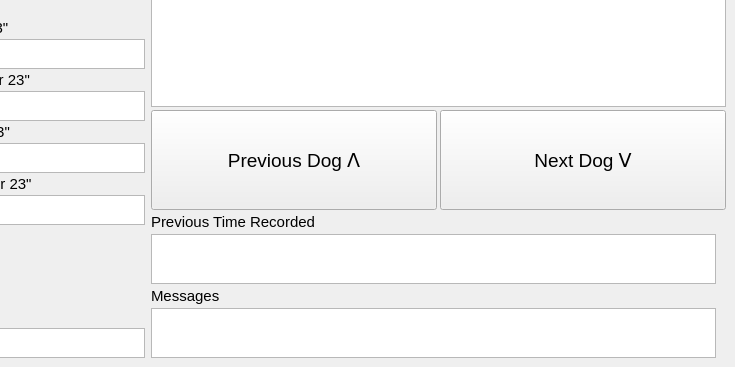
The window that frontend.ui (davavanstone/DogTiming) describes before a commit, drawn with Qt 5; both pictures show x 440 to 1175 and y 621 to 988 of the 1175 by 988 pixel window.
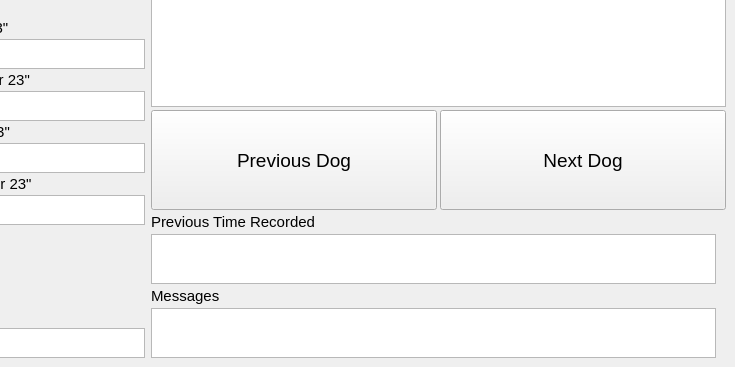
The same window after the commit. Icons and pictures are not drawn.

Commit message: Added arrow icons

```diff
--- a/frontend.ui
+++ b/frontend.ui
@@ -1281,7 +1281,11 @@
            </font>
           </property>
           <property name="text">
-           <string>Previous Dog ⴷ</string>
+           <string>Previous Dog</string>
+          </property>
+          <property name="icon">
+           <iconset>
+            <normaloff>icons8-Expand Arrow Filled-50.png</normaloff>icons8-Expand Arrow Filled-50.png</iconset>
           </property>
           <property name="iconSize">
            <size>
@@ -1314,7 +1318,11 @@
            </font>
           </property>
           <property name="text">
-           <string>Next Dog ⴸ</string>
+           <string>Next Dog</string>
+          </property>
+          <property name="icon">
+           <iconset>
+            <normaloff>icons8-Collapse Arrow Filled-50.png</normaloff>icons8-Collapse Arrow Filled-50.png</iconset>
           </property>
          </widget>
         </item>
```
